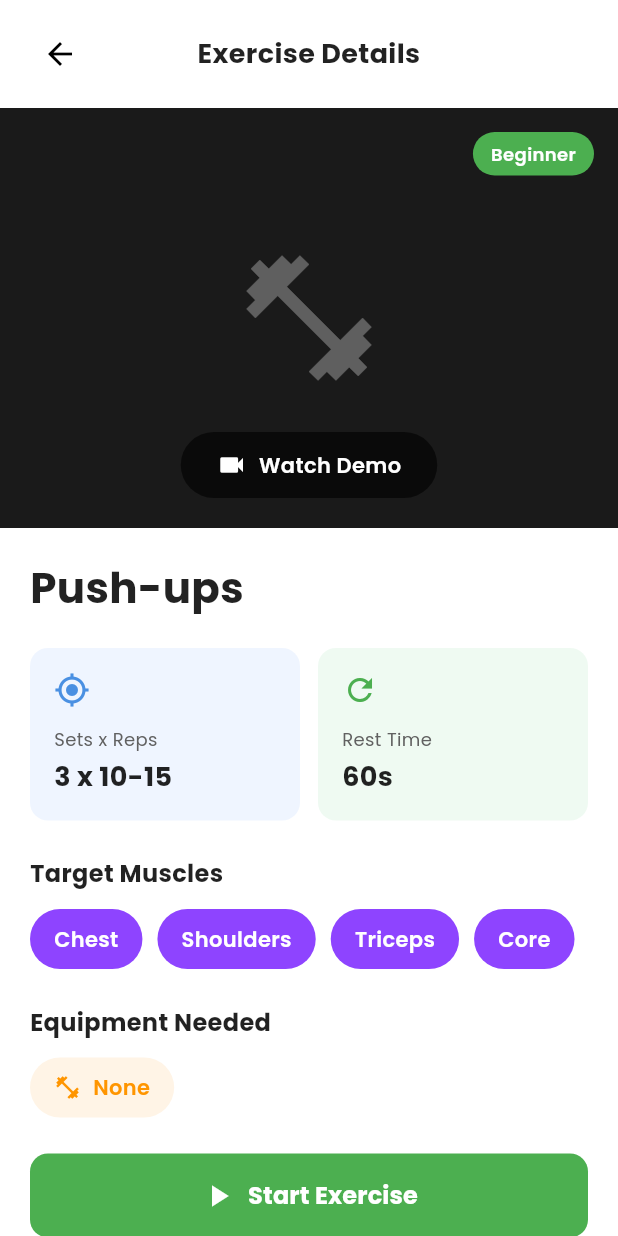
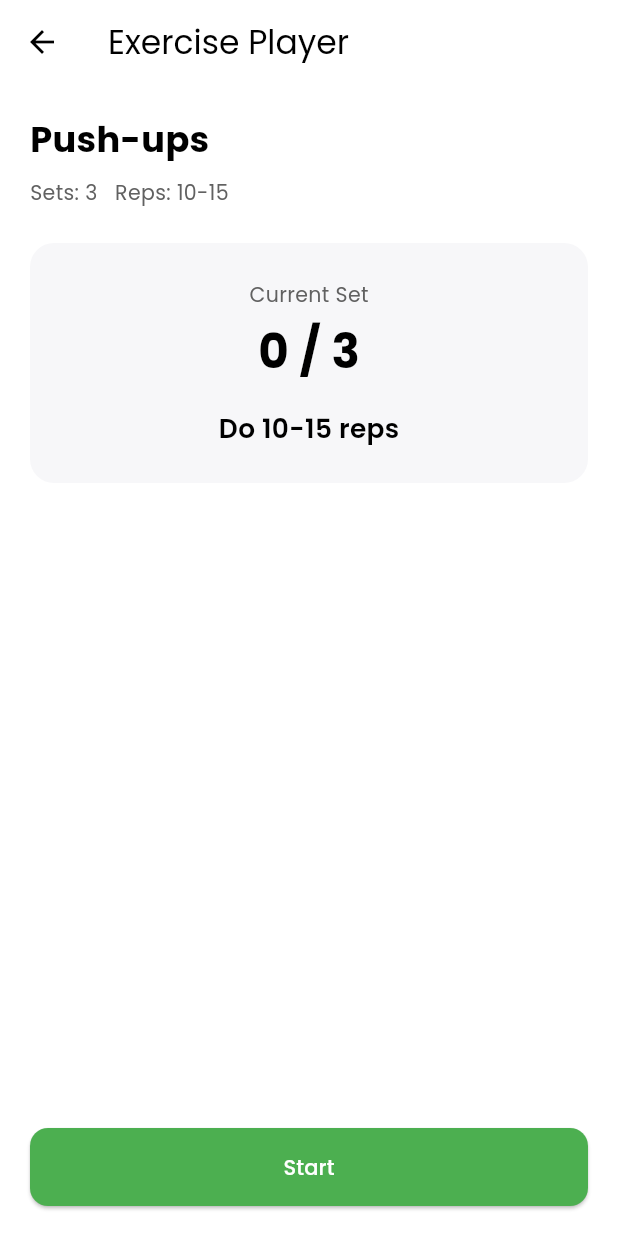
Before and after one commit to tin1810/ActiveX_Gym, a Flutter app: the ExerciseDetailPage screen opened directly, after a tap on "Start Exercise", on a phone screen of 412 x 824 dp. Run offline on Flutter 3.47's test engine with Material 3 defaults, Android fonts, the light colour scheme and no system bars; our stand-ins replace cached_network_image, get, google_fonts; network calls fail.

Commit message:
added for workout plan

```diff
--- a/lib/screens/exercise_detail_page.dart
+++ b/lib/screens/exercise_detail_page.dart
@@ -1,4 +1,5 @@
 import 'package:flutter/material.dart';
+import 'exercise_player_page.dart';
 
 class ExerciseDetailPage extends StatefulWidget {
   const ExerciseDetailPage({
@@ -304,7 +305,17 @@ class _ExerciseDetailPageState extends State<ExerciseDetailPage> {
       width: double.infinity,
       child: ElevatedButton(
         onPressed: () {
-          // Handle start exercise action
+          final rest = int.tryParse(widget.restTime.replaceAll(RegExp(r'[^0-9]'), '')) ?? 0;
+          Navigator.of(context).push(
+            MaterialPageRoute(
+              builder: (_) => ExercisePlayerPage(
+                exerciseName: widget.exerciseName,
+                totalSets: widget.sets,
+                repsText: widget.reps,
+                restSeconds: rest,
+              ),
+            ),
+          );
         },
         style: ElevatedButton.styleFrom(
           backgroundColor: const Color(0xFF4CAF50),
--- /dev/null
+++ b/lib/screens/exercise_player_page.dart
@@ -0,0 +1,151 @@
+import 'dart:async';
+
+import 'package:flutter/material.dart';
+import '../utils/app_text_style.dart';
+
+class ExercisePlayerPage extends StatefulWidget {
+  const ExercisePlayerPage({
+    super.key,
+    required this.exerciseName,
+    required this.totalSets,
+    required this.repsText,
+    required this.restSeconds,
+  });
+
+  final String exerciseName;
+  final int totalSets;
+  final String repsText;
+  final int restSeconds;
+
+  @override
+  State<ExercisePlayerPage> createState() => _ExercisePlayerPageState();
+}
+
+class _ExercisePlayerPageState extends State<ExercisePlayerPage> {
+  int _currentSet = 0;
+  bool _inRest = false;
+  int _remaining = 0;
+  Timer? _timer;
+  bool _paused = false;
+
+  @override
+  void dispose() {
+    _timer?.cancel();
+    super.dispose();
+  }
+
+  void _startOrNext() {
+    if (_inRest) return; // ignore presses during rest
+    if (_currentSet >= widget.totalSets) return;
+    setState(() => _currentSet++);
+    // After completing a set, start rest except after last set
+    if (_currentSet < widget.totalSets) {
+      _startRest();
+    }
+  }
+
+  void _startRest() {
+    setState(() {
+      _inRest = true;
+      _remaining = widget.restSeconds;
+      _paused = false;
+    });
+    _timer?.cancel();
+    _timer = Timer.periodic(const Duration(seconds: 1), (t) {
+      if (_paused) return;
+      if (_remaining <= 1) {
+        t.cancel();
+        setState(() {
+          _inRest = false;
+          _remaining = 0;
+        });
+      } else {
+        setState(() => _remaining--);
+      }
+    });
+  }
+
+  void _togglePause() {
+    setState(() {
+      _paused = !_paused;
+    });
+  }
+
+  @override
+  Widget build(BuildContext context) {
+    final done = _currentSet >= widget.totalSets && !_inRest;
+    return Scaffold(
+      appBar: AppBar(
+        title: const Text('Exercise Player'),
+        backgroundColor: Colors.white,
+        foregroundColor: Colors.black,
+        elevation: 0,
+      ),
+      body: Padding(
+        padding: const EdgeInsets.all(20),
+        child: Column(
+          crossAxisAlignment: CrossAxisAlignment.start,
+          children: [
+            Text(widget.exerciseName, style: AppTextStyle.boldText(size: 24, color: Colors.black)),
+            const SizedBox(height: 8),
+            Text('Sets: ${widget.totalSets}   Reps: ${widget.repsText}', style: AppTextStyle.regularText(size: 14, color: Colors.grey[700])),
+            const SizedBox(height: 24),
+            Container(
+              width: double.infinity,
+              padding: const EdgeInsets.all(24),
+              decoration: BoxDecoration(color: const Color(0xFFF7F7F9), borderRadius: BorderRadius.circular(16)),
+              child: Column(children: [
+                Text('Current Set', style: AppTextStyle.regularText(size: 14, color: Colors.grey[700])),
+                const SizedBox(height: 6),
+                Text('$_currentSet / ${widget.totalSets}', style: AppTextStyle.boldText(size: 32, color: Colors.black)),
+                const SizedBox(height: 16),
+                if (_inRest)
+                  Column(children: [
+                    Text('Rest', style: AppTextStyle.semiBoldText(size: 16, color: const Color(0xFF4CAF50))),
+                    const SizedBox(height: 6),
+                    Text('$_remaining s', style: AppTextStyle.boldText(size: 28, color: Colors.black)),
+                  ])
+                else if (done)
+                  const Icon(Icons.check_circle, color: Color(0xFF4CAF50), size: 56)
+                else
+                  Text('Do ${widget.repsText} reps', style: AppTextStyle.semiBoldText(size: 18, color: Colors.black)),
+              ]),
+            ),
+            const Spacer(),
+            if (_inRest)
+              Padding(
+                padding: const EdgeInsets.only(bottom: 12),
+                child: SizedBox(
+                  width: double.infinity,
+                  child: OutlinedButton.icon(
+                    onPressed: _togglePause,
+                    icon: Icon(_paused ? Icons.play_arrow : Icons.pause, color: Colors.black),
+                    label: Text(_paused ? 'Resume' : 'Pause', style: AppTextStyle.mediumText(size: 14, color: Colors.black)),
+                    style: OutlinedButton.styleFrom(
+                      padding: const EdgeInsets.symmetric(vertical: 14),
+                      side: BorderSide(color: Colors.grey[300]!),
+                      shape: RoundedRectangleBorder(borderRadius: BorderRadius.circular(12)),
+                      foregroundColor: Colors.black,
+                    ),
+                  ),
+                ),
+              ),
+            SizedBox(
+              width: double.infinity,
+              child: ElevatedButton(
+                onPressed: done ? () => Navigator.pop(context) : _startOrNext,
+                style: ElevatedButton.styleFrom(
+                  backgroundColor: const Color(0xFF4CAF50),
+                  foregroundColor: Colors.white,
+                  padding: const EdgeInsets.symmetric(vertical: 16),
+                  shape: RoundedRectangleBorder(borderRadius: BorderRadius.circular(12)),
+                ),
+                child: Text(done ? 'Finish' : (_inRest ? 'Resting...' : (_currentSet == 0 ? 'Start' : 'Next Set'))),
+              ),
+            ),
+          ],
+        ),
+      ),
+    );
+  }
+}
```
Also changed, not shown: lib/screens/profile_page.dart (+7 -1 lines), lib/screens/trainer_profile_page.dart (+21 -0 lines).
